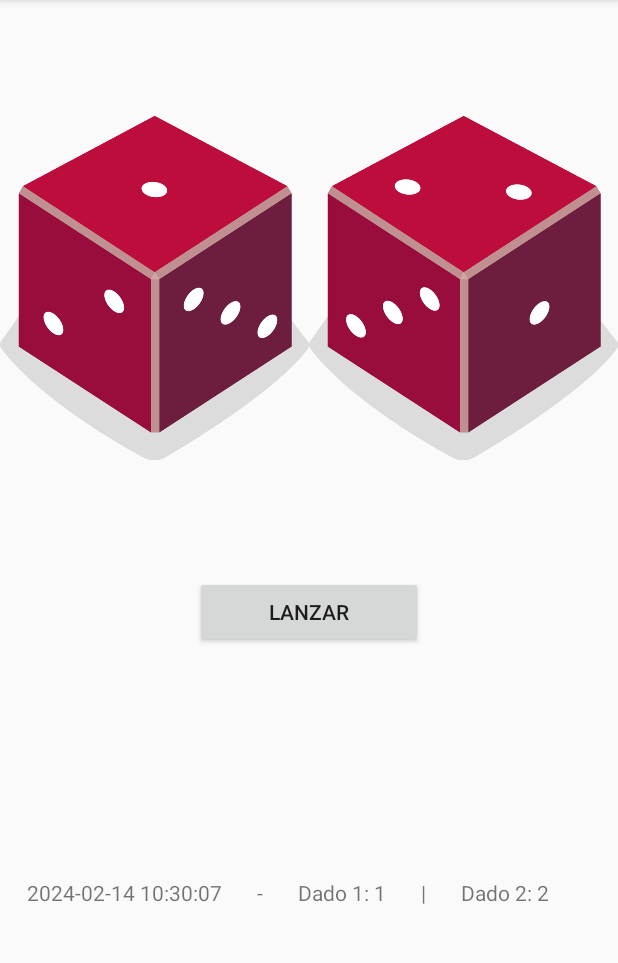
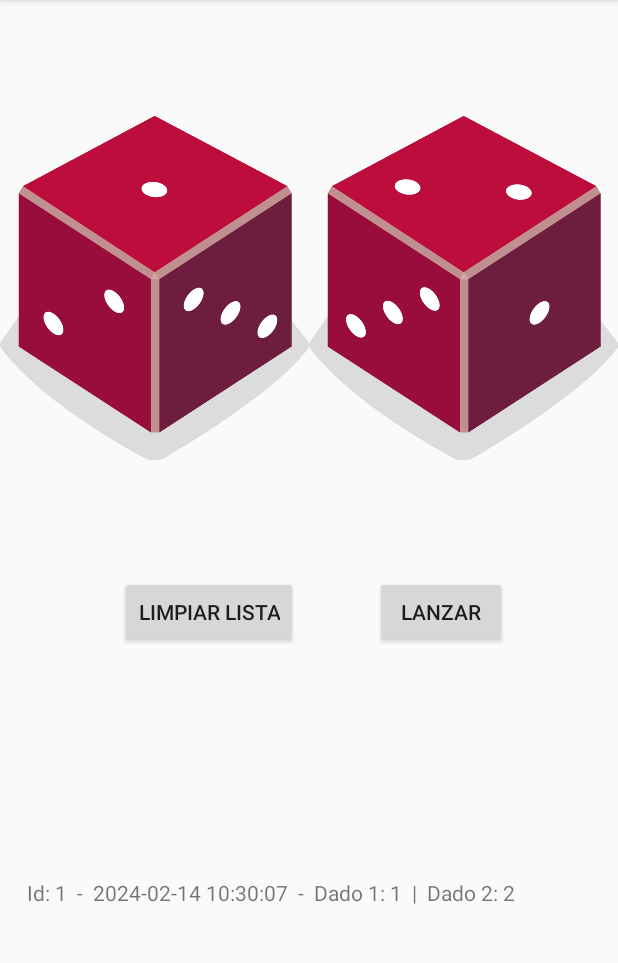
Before and after one commit to diegonrk/DiceRoller, an Android app: the screen it shows after launch (MainActivity), after a tap on "LANZAR", on a phone screen of 412 x 824 dp, the part 84-1047 px from its top. Run offline under Robolectric (Android 15) with nearby library versions, the phone set to English and light mode, and no system bars; our stand-ins replace Room's generated code.

Commit message:
Commit 3 - Programa final Faltaría otro commit con el último apartado del ejercicio pero no llego

```diff
--- a/app/src/main/java/com/example/diceroller/TiradasDAO.kt
+++ b/app/src/main/java/com/example/diceroller/TiradasDAO.kt
@@ -10,8 +10,11 @@ interface TiradasDAO {
     @Insert
     suspend fun insertar(entidad: Tiradas)
 
-    @Query("SELECT * FROM Tiradas order by Fecha desc")
+    @Query("SELECT * FROM Tiradas order by id desc")
     fun getAll(): LiveData<List<Tiradas>>
+
+    @Query("DELETE FROM Tiradas")
+    suspend fun clearAll()
 
 
 }
--- a/app/src/main/java/com/example/diceroller/TiradasRepository.kt
+++ b/app/src/main/java/com/example/diceroller/TiradasRepository.kt
@@ -10,4 +10,10 @@ class TiradasRepository(private val tiradasDAO: TiradasDAO) {
     suspend fun insertTirada(tirada: Tiradas) {
         tiradasDAO.insertar(tirada)
     }
+
+    suspend fun clearAll() {
+        tiradasDAO.clearAll()
+    }
+
+
 }
--- a/app/src/main/java/com/example/diceroller/TiradasViewHolder.kt
+++ b/app/src/main/java/com/example/diceroller/TiradasViewHolder.kt
@@ -9,10 +9,9 @@ class TiradasViewHolder(itemView: View) : RecyclerView.ViewHolder(itemView) {
     private val textViewFechaDado1Dado2: TextView = itemView.findViewById(R.id.textViewFechaDado1Dado2)
 
     fun bind(tirada: Tiradas) {
+        val tiradaText = "Id: ${tirada.id}  -  ${tirada.fecha}  -  Dado 1: ${tirada.dado_1}  |  Dado 2: ${tirada.dado_2}"
+        textViewFechaDado1Dado2.text = tiradaText
 
-
-       val tiradaText = "${tirada.fecha}       -       Dado 1: ${tirada.dado_1}       |       Dado 2: ${tirada.dado_2}"
-        textViewFechaDado1Dado2.text = tiradaText
 
     }
 }
--- a/app/src/main/res/layout/fragment_boton.xml
+++ b/app/src/main/res/layout/fragment_boton.xml
@@ -7,10 +7,19 @@
 
     <Button
         android:id="@+id/btnRoll"
-        android:layout_width="152dp"
+        android:layout_width="wrap_content"
         android:layout_height="wrap_content"
-        android:layout_gravity="center_horizontal"
+        android:layout_marginLeft="250dp"
 
         android:text="@string/roll" />
 
+    <Button
+        android:id="@+id/btnClearList"
+        android:layout_width="wrap_content"
+        android:layout_height="wrap_content"
+        android:layout_marginLeft="80dp"
+
+
+        android:text="Limpiar lista" />
+
 </FrameLayout>
--- a/app/src/main/res/layout/item_tirada.xml
+++ b/app/src/main/res/layout/item_tirada.xml
@@ -5,10 +5,10 @@
     android:layout_height="wrap_content"
     android:orientation="vertical">
 
-
-
     <TextView
         android:id="@+id/textViewFechaDado1Dado2"
         android:layout_width="wrap_content"
         android:layout_height="wrap_content"/>
+
+
 </LinearLayout>
```
Also changed, not shown: app/src/main/java/com/example/diceroller/BotonFragment.kt (+22 -0 lines), app/src/main/java/com/example/diceroller/TwoDicesViewModel.kt (+9 -0 lines), 1 other file.
